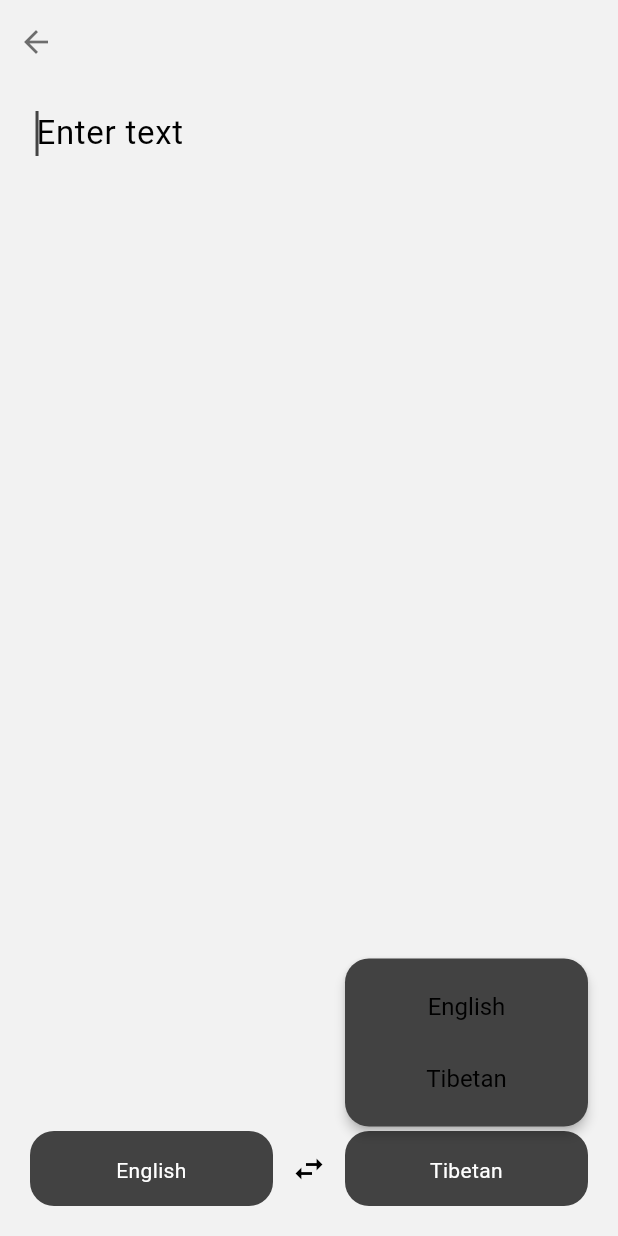
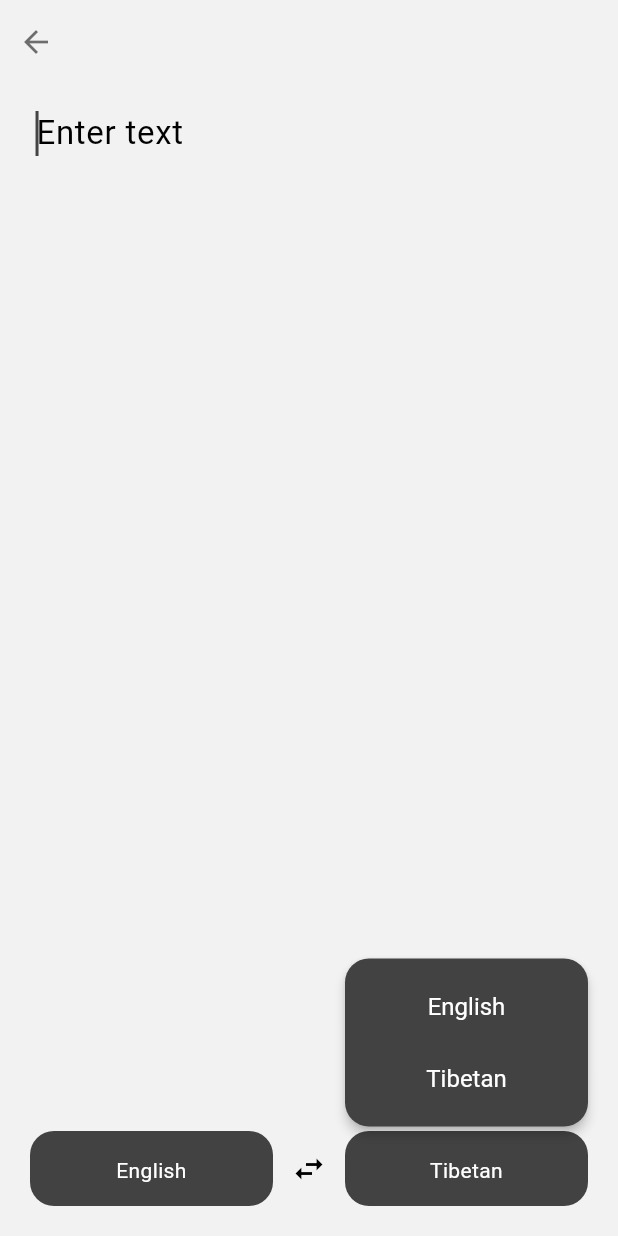
Before and after one commit to OpenPecha/monlamai-app, a Flutter app: the TransaltionScreen screen opened directly, item 3 of the bottom bar chosen, on a phone screen of 412 x 824 dp. Run offline on Flutter 3.47's test engine with Material 3 defaults, Android fonts, the phone set to English and light mode, and no system bars; our stand-ins replace camera, flutter_dotenv, flutter_riverpod, flutter_tts, geolocator, image_picker and 5 more; missing offline and left inert: audio_session, auth0_flutter, flutter_sound; accounts and stored records are empty.

```diff
--- a/lib/main.dart
+++ b/lib/main.dart
@@ -32,6 +32,7 @@ class MyApp extends ConsumerWidget {
 
     return MaterialApp(
       title: 'Monlam AI',
+      debugShowCheckedModeBanner: false,
       theme: isDarkMode ? darkMode : lightMode,
       home: Root(),
     );
--- a/lib/screens/home.dart
+++ b/lib/screens/home.dart
@@ -36,7 +36,6 @@ class _HomeScreenState extends State<HomeScreen> {
     final persistUser = await userSession.getUser();
     final email = persistUser!.email;
     final user = await userService.getUserDetails(email!);
-    debugPrint('User id token stored in shared ::: ${user["idToken"]}');
 
     setState(() {
       userData = user['user'] as User;
--- a/lib/services/ocr_service.dart
+++ b/lib/services/ocr_service.dart
@@ -27,7 +27,7 @@ class OcrService {
         headers: {
           'Content-Type': 'application/json',
           "Authorization": "Bearer $_apiKey",
-          "Cookie": "id_token=$idToken",
+          // "Cookie": "id_token=$idToken",
         },
         body: body,
       );
--- a/lib/services/stt_service.dart
+++ b/lib/services/stt_service.dart
@@ -25,8 +25,6 @@ class SttService {
       'lang': language,
     });
 
-    log("apiUrl: $_apiUrl, apiKey: $_apiKey, body: $body");
-
     try {
       final response = await http.post(
         url,
@@ -49,7 +47,7 @@ class SttService {
         };
       } else {
         // Handle HTTP error
-        log("Failed to fetch text from audio: ${response.statusCode}");
+        log("Failed to fetch text from audio: ${jsonDecode(response.body)}  ${response.statusCode}");
         return {
           "success": false,
           "error": "Failed to fetch text from audio: ${response.statusCode}",
--- a/lib/services/translation_service.dart
+++ b/lib/services/translation_service.dart
@@ -31,7 +31,7 @@ class TranslationService {
         headers: {
           'Content-Type': 'application/json',
           'Authorization': 'Bearer $_apiKey', // If required
-          'Cookie': 'id_token=$idToken',
+          // 'Cookie': 'id_token=$idToken',
         },
         body: body,
       );
@@ -55,7 +55,7 @@ class TranslationService {
         };
       } else {
         // Handle unsuccessful response
-        log('Failed to translate text. Status Code: ${response.statusCode}');
+        log('Failed to translate text. Status Code: ${jsonDecode(response.body)} ${response.statusCode}');
         return {
           "success": false,
           "error":
--- a/lib/widgets/language_toggle.dart
+++ b/lib/widgets/language_toggle.dart
@@ -121,7 +121,12 @@ class _ButtonWrapperState extends State<ButtonWrapper> {
                       },
                       child: Align(
                         alignment: Alignment.center,
-                        child: Text(lang.name),
+                        child: Text(
+                          lang.name,
+                          style: TextStyle(
+                            color: Colors.white,
+                          ),
+                        ),
                       ),
                     ),
                   ),
```
Also changed, not shown: lib/screens/transcribing.dart (+12 -8 lines), 2 other files.
